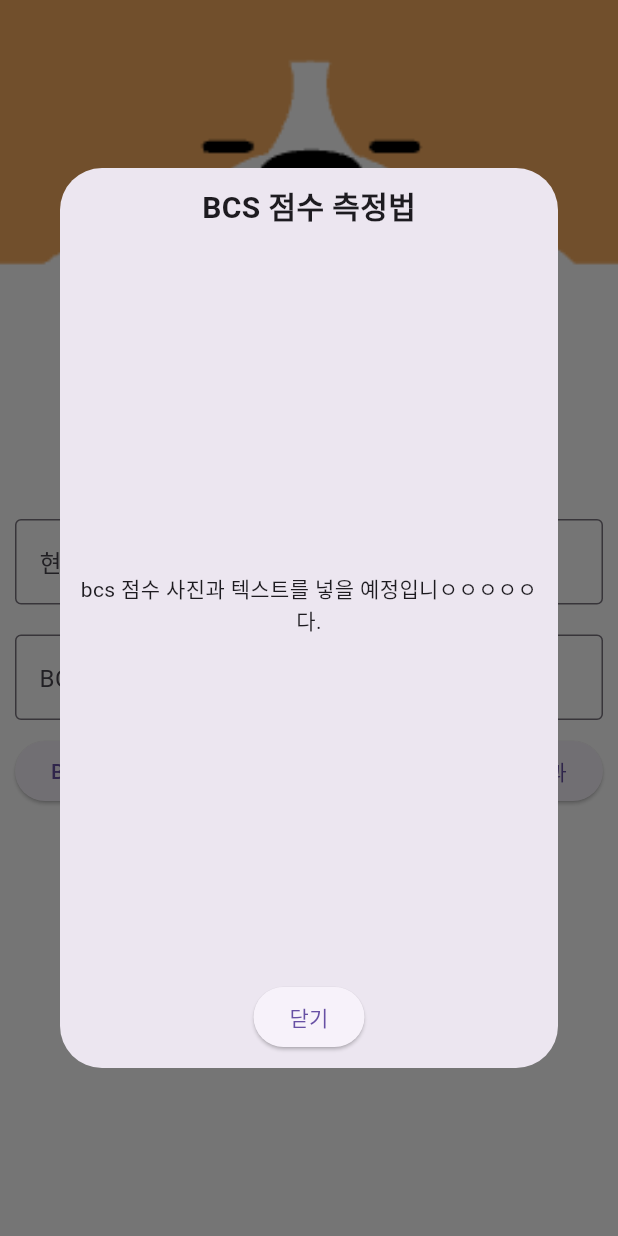
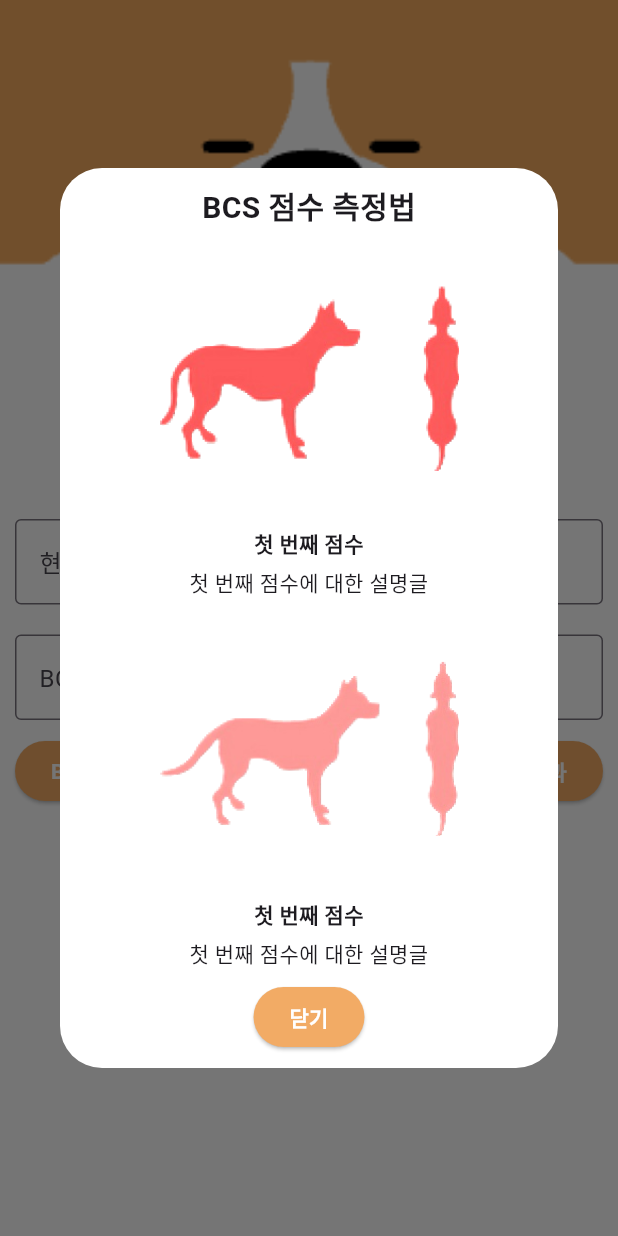
Before and after one commit to HACCP92/bmi_calculator, a Flutter app: the screen it shows after launch, after a tap on "BCS 점수 측정법", on a phone screen of 412 x 824 dp. Run offline on Flutter 3.47's test engine with Material 2 defaults, Android fonts, the phone set to English and light mode, and no system bars; our stand-ins replace go_router, lottie, shared_preferences.

Commit message:
ADD : Dialog로 모달창 설정 및 이미지와 텍스트 설정, ui 수정

```diff
--- a/lib/presentation/main/main_screen.dart
+++ b/lib/presentation/main/main_screen.dart
@@ -14,6 +14,33 @@ class _MainScreenState extends State<MainScreen> {
   final _weightController = TextEditingController();
   final _bcsController = TextEditingController();
   String? _bcsErrorText;
+
+  Widget _buildImageWithText({
+    required String imageAsset,
+    required String scoreText,
+    required String scoreDescription,
+  }) {
+    return Column(
+      children: [
+        Image.asset(
+          imageAsset,
+          width: 200, // 이미지 너비 조절
+          height: 200, // 이미지 높이 조절
+        ),
+        Text(
+          scoreText,
+          textAlign: TextAlign.center,
+          style: const TextStyle(fontWeight: FontWeight.bold),
+        ),
+        const SizedBox(height: 5),
+        Text(
+          scoreDescription,
+          textAlign: TextAlign.center,
+          style: const TextStyle(fontWeight: FontWeight.normal),
+        ),
+      ],
+    );
+  }
 
   @override
   void initState() {
@@ -154,6 +181,7 @@ class _MainScreenState extends State<MainScreen> {
                             barrierDismissible: true,
                             builder: (BuildContext context) {
                               return Dialog(
+                                backgroundColor: Colors.white,
                                 child: Container(
                                   width: 800, // 원하는 넓이로 변경
                                   height: 600, // 원하는 높이로 변경
@@ -171,17 +199,67 @@ class _MainScreenState extends State<MainScreen> {
                                           fontWeight: FontWeight.bold,
                                         ),
                                       ),
-                                      const SizedBox(height: 20),
-                                      const Text(
-                                        'bcs 점수 사진과 텍스트를 넣을 예정입니ㅇㅇㅇㅇㅇ다.',
-                                        textAlign: TextAlign.center,
+                                      Expanded(
+                                        child: ListView(
+                                          children: [
+                                            // 첫 번째 설명글과 이미지
+                                            _buildImageWithText(
+                                              imageAsset:
+                                                  'assets/dog_image1_rate.png',
+                                              scoreText: '첫 번째 점수',
+                                              scoreDescription:
+                                                  '첫 번째 점수에 대한 설명글',
+                                            ),
+                                            // 두 번째 설명글과 이미지
+                                            _buildImageWithText(
+                                              imageAsset:
+                                                  'assets/dog_image2_rate.png',
+                                              scoreText: '첫 번째 점수',
+                                              scoreDescription:
+                                                  '첫 번째 점수에 대한 설명글',
+                                            ),
+                                            // 세 번째 설명글과 이미지 (이하 동일한 방식으로 추가)
+                                            _buildImageWithText(
+                                              imageAsset:
+                                                  'assets/dog_image3_rate.png',
+                                              scoreText: '첫 번째 점수',
+                                              scoreDescription:
+                                                  '첫 번째 점수에 대한 설명글',
+                                            ),
+                                            _buildImageWithText(
+                                              imageAsset:
+                                                  'assets/dog_image4_rate.png',
+                                              scoreText: '첫 번째 점수',
+                                              scoreDescription:
+                                                  '첫 번째 점수에 대한 설명글',
+                                            ),
+                                            _buildImageWithText(
+                                              imageAsset:
+                                                  'assets/dog_image5_rate.png',
+                                              scoreText: '첫 번째 점수',
+                                              scoreDescription:
+                                                  '첫 번째 점수에 대한 설명글',
+                                            ),
+                                          ],
+                                        ),
                                       ),
-                                      const SizedBox(height: 20),
+                                      const SizedBox(height: 10),
                                       ElevatedButton(
                                         onPressed: () {
                                           Navigator.of(context).pop();
                                         },
-                                        child: const Text('닫기'),
+                                        style: ElevatedButton.styleFrom(
+                                          backgroundColor:
+                                              const Color(0xFFF2AB65),
+                                          //
+                                        ),
+                                        child: const Text(
+                                          '닫기',
+                                          style: TextStyle(
+                                            color: Colors.white,
+                                            fontWeight: FontWeight.bold, //
+                                          ),
+                                        ),
                                       ),
                                     ],
                                   ),
@@ -190,24 +268,44 @@ class _MainScreenState extends State<MainScreen> {
                             },
                           );
                         },
-                        child: const Text('BCS 점수 측정법'),
+                        style: ElevatedButton.styleFrom(
+                          backgroundColor:
+                              const Color(0xFFF2AB65), // 버튼 배경색상 변경
+                        ),
+                        child: const Text(
+                          'BCS 점수 측정법',
+                          style: TextStyle(
+                            color: Colors.white,
+                            fontWeight: FontWeight.bold, // 버튼 글자색 변경
+                          ),
+                        ),
                       ),
                       Row(
                         children: [
                           ElevatedButton(
-                            onPressed:
-                                _resetFields, // _resetFields() 메서드를 호출하도록 변경
+                            onPressed: () {
+                              _resetFields();
+                            }, // _resetFields() 메서드를 호출하도록 변경
                             style: ElevatedButton.styleFrom(
                               padding: EdgeInsets.zero,
+                              backgroundColor: const Color(0xFFF2AB65),
                             ),
                             child: Center(
-                              child: IconButton(
-                                icon: const Icon(Icons.restore),
-                                onPressed: _resetFields,
-                                iconSize: 24,
+                              child: GestureDetector(
+                                onTap: _resetFields,
+                                child: Container(
+                                  width: 40, // 아이콘의 넓이 조절
+                                  height: 40, // 아이콘의 높이 조절
+                                  child: const Icon(
+                                    Icons.refresh,
+                                    size: 24,
+                                    color: Colors.white, // 아이콘 색상 설정
+                                  ),
+                                ),
                               ),
                             ),
                           ),
+                          const SizedBox(width: 3),
                           ElevatedButton(
                             onPressed: () {
                               if (_formKey.currentState?.validate() == false) {
@@ -228,9 +326,19 @@ class _MainScreenState extends State<MainScreen> {
                                 ),
                               );
                             },
+                            style: ElevatedButton.styleFrom(
+                              backgroundColor:
+                                  const Color(0xFFF2AB65), // 배경색 설정
+                            ),
                             child: const Hero(
                               tag: 'result_button_tag',
-                              child: Text('결과'),
+                              child: Text(
+                                '결과',
+                                style: TextStyle(
+                                  color: Colors.white,
+                                  fontWeight: FontWeight.bold, // 글자색 설정
+                                ),
+                              ),
                             ),
                           ),
                         ],
```
